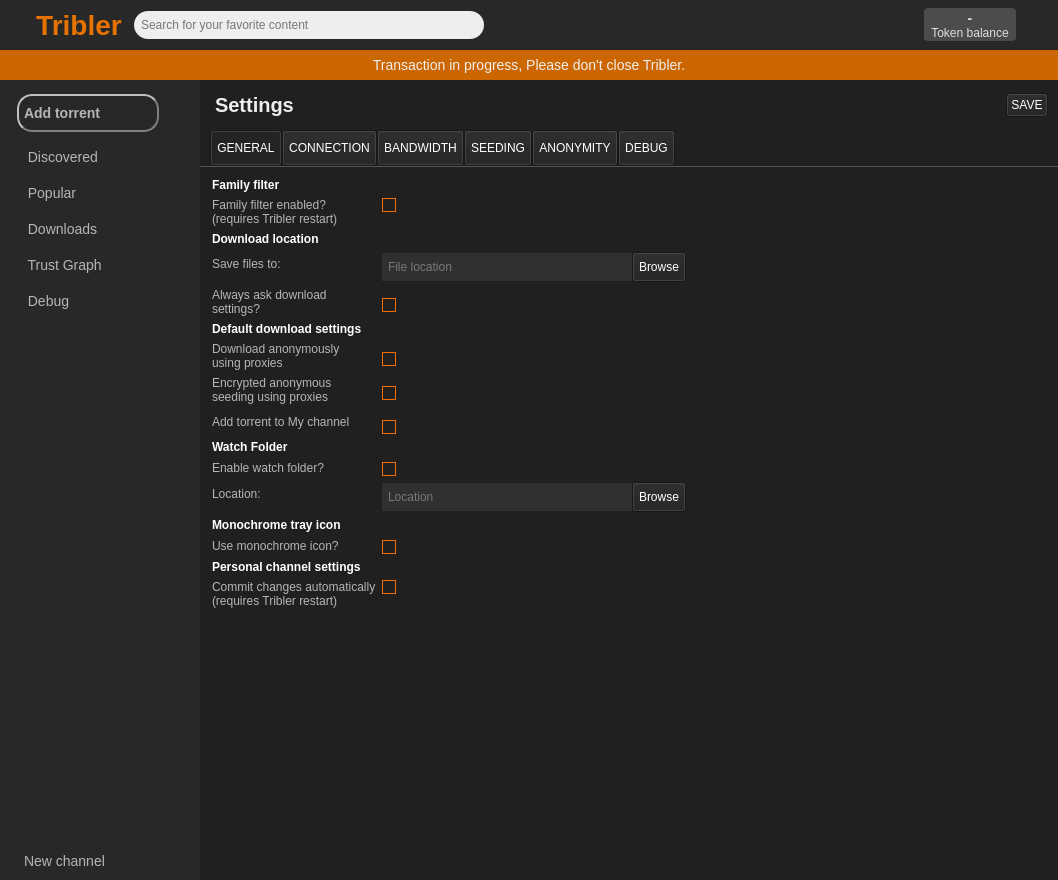
The window that src/tribler-gui/tribler_gui/qt_resources/mainwindow.ui (Tribler/tribler) describes before a commit, drawn with Qt 5.
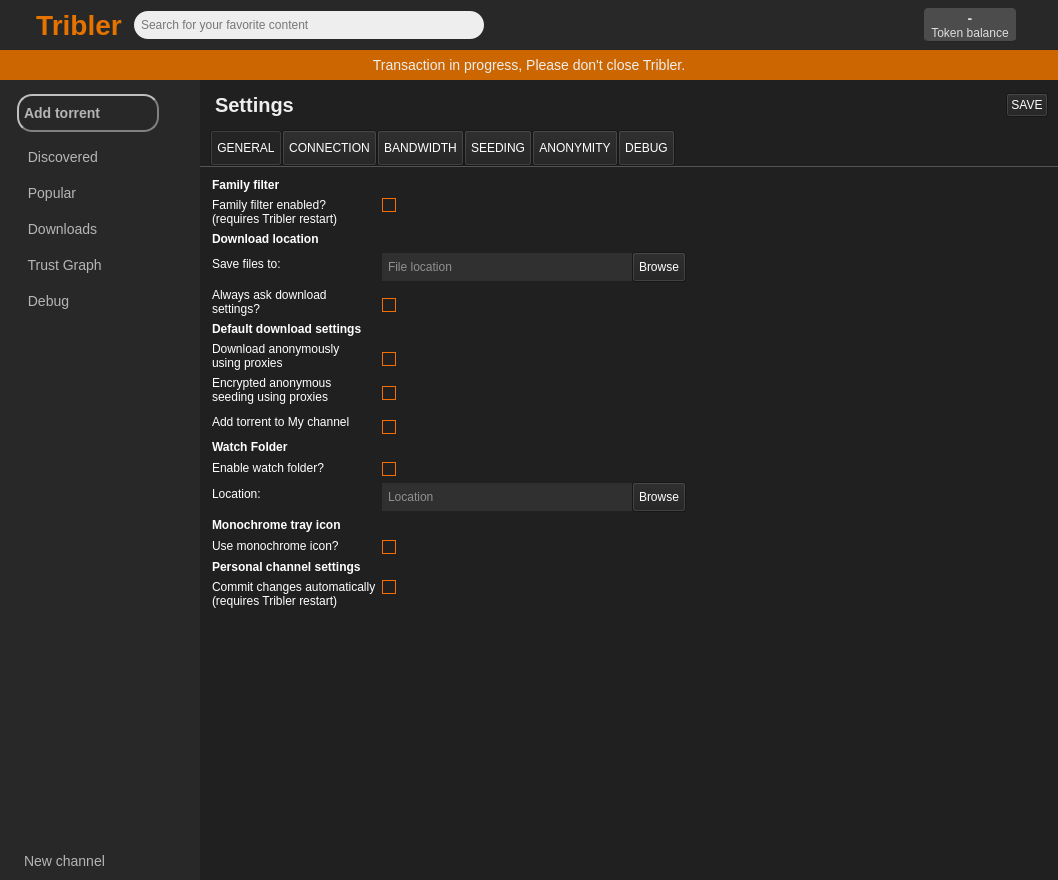
The same window after the commit. Icons and pictures are not drawn. Custom widgets are drawn as their Qt base class.

Commit message: improve font contrast

Patch:
```diff
--- a/src/tribler-gui/tribler_gui/qt_resources/mainwindow.ui
+++ b/src/tribler-gui/tribler_gui/qt_resources/mainwindow.ui
@@ -165,8 +165,11 @@
 QLineEdit, QTextEdit {
 background-color: #303030;
 border: none;
-color: #C0C0C0;
+color: #f0f0f0;
 padding: 4px;
+}
+QLabel{
+color:  #f0f0f0;
 }</string>
    </property>
    <layout class="QGridLayout" name="gridLayout">
@@ -1525,6 +1528,12 @@
                    <verstretch>0</verstretch>
                   </sizepolicy>
                  </property>
+                 <property name="styleSheet">
+                  <string notr="true">QLabel{
+color: white;
+}
+</string>
+                 </property>
                  <layout class="QFormLayout" name="formLayout">
                   <property name="fieldGrowthPolicy">
                    <enum>QFormLayout::ExpandingFieldsGrow</enum>
```
Left out of the diff: 4 changed lines with no effect on the pictures.
